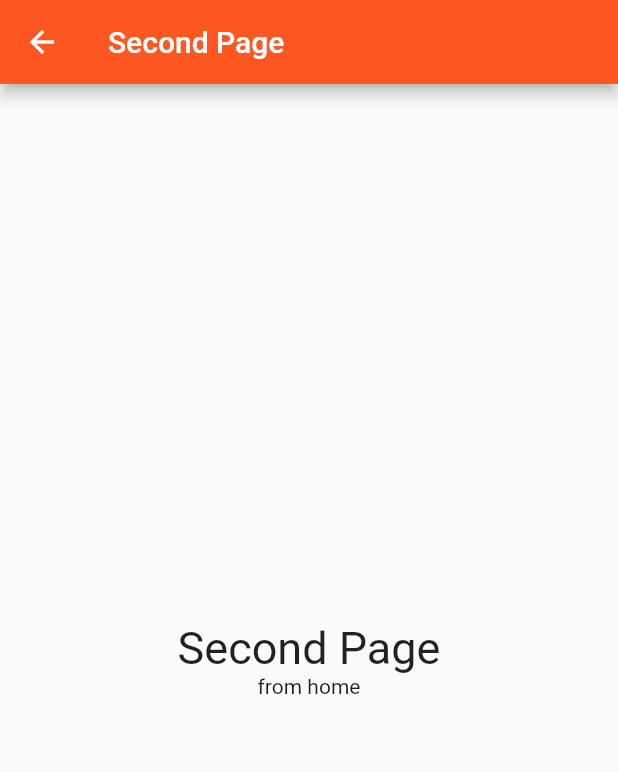
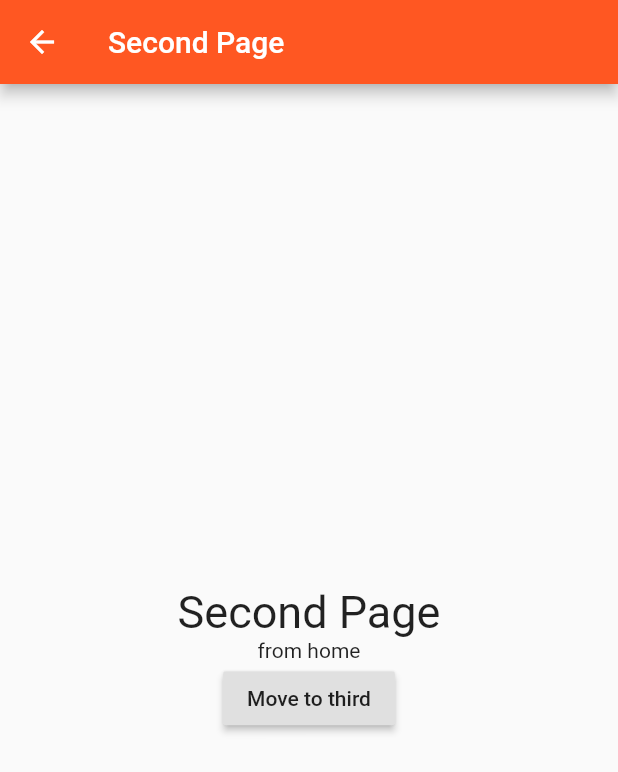
Before and after one commit to Prakash-Selvaraj-Ash/prakash.selvaraj-outlook.com, a Flutter app: the screen it shows after launch, after a tap on "GO TO NextPage", on a phone screen of 412 x 824 dp. Shown: the top 772 px of the screen. Run offline on Flutter 3.47's test engine with Material 2 defaults, Android fonts, the phone set to English and light mode, and no system bars; our stand-ins replace google_sign_in.

Commit message:
-- object args included on navigation

```diff
--- a/named_router/lib/main.dart
+++ b/named_router/lib/main.dart
@@ -1,6 +1,5 @@
 import 'package:flutter/material.dart';
 import 'package:named_router/router/route_catalog.dart';
-import 'package:named_router/simple_router/home_page.dart';
 
 void main() => runApp(MyApp());
 
--- a/named_router/lib/named_router/second_page.dart
+++ b/named_router/lib/named_router/second_page.dart
@@ -14,7 +14,23 @@ class SecondPage extends StatelessWidget {
         child: Center(
           child: Column(
             mainAxisAlignment: MainAxisAlignment.center,
-            children: <Widget>[Text('Second Page', style: TextStyle(fontSize: 30),), Text(this.data)],
+            children: <Widget>[
+              Text(
+                'Second Page',
+                style: TextStyle(fontSize: 30),
+              ),
+              Text(this.data),
+              RaisedButton(
+                child: Text('Move to third'),
+                onPressed: () {
+                  Navigator.of(context).pushNamed('/third',
+                      arguments: <String, String>{
+                        'Data1': 'Data1',
+                        'Data2': 'Data2'
+                      });
+                },
+              )
+            ],
           ),
         ),
       ),
--- a/named_router/lib/router/route_catalog.dart
+++ b/named_router/lib/router/route_catalog.dart
@@ -1,5 +1,6 @@
 import 'package:flutter/material.dart';
 import 'package:named_router/named_router/home_page.dart';
+import 'package:named_router/named_router/third_page.dart';
 import 'package:named_router/oops.dart';
 import 'package:named_router/named_router/second_page.dart';
 
@@ -11,6 +12,8 @@ class RouteCatalog {
         return MaterialPageRoute(builder: (_) => HomePage());
       case '/second':
         return MaterialPageRoute(builder: (_) => SecondPage(data: arguments));
+      case '/third':
+        return MaterialPageRoute(builder: (_) => ThirdPage(data1: arguments));
       default:
         return MaterialPageRoute(builder: (_) => OOPSPage());
     }
```
Also changed, not shown: named_router/lib/named_router/third_page.dart (added, +29 -0 lines).
